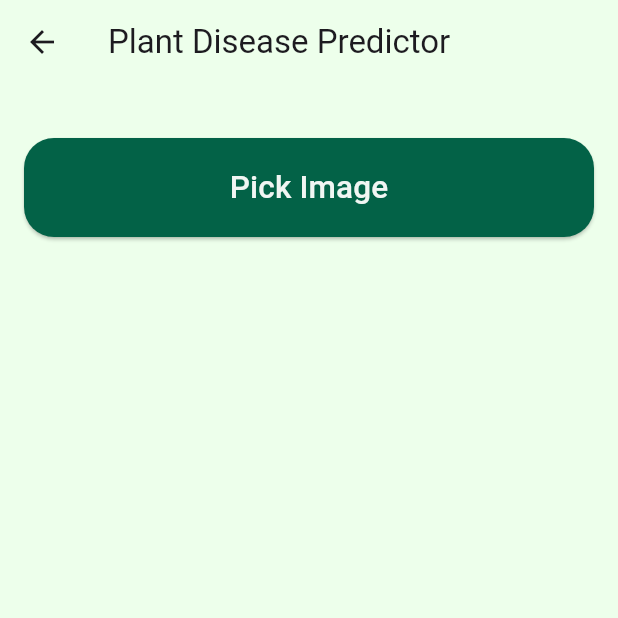
After one commit to Loujeen/balacona, a Flutter app: the DiseasePredictionPage screen opened by its route, after a tap on "Pick Image", on a phone screen of 412 x 824 dp, the top half of it. The commit adds this screen. Run offline on Flutter 3.47's test engine with Material 3 defaults, Android fonts, the phone set to English and light mode, and no system bars; our stand-ins replace cloud_firestore, easy_date_timeline, firebase_auth, firebase_core, flutter_screenutil, flutter_slidable and 6 more; accounts and stored records are empty.

Commit message:
Disease Detection Model Integration

```diff
--- /dev/null
+++ b/lib/disease_prediction_page.dart
@@ -0,0 +1,104 @@
+import 'dart:io';
+import 'package:flutter/material.dart';
+import 'package:http/http.dart' as http;
+import 'package:image_picker/image_picker.dart';
+import 'dart:convert';
+import 'package:testttt/App_Colors.dart';
+
+class DiseasePredictionPage extends StatefulWidget {
+  static const String routeName = 'DiseasePredictionScreen';
+  @override
+  _DiseasePredictionPageState createState() => _DiseasePredictionPageState();
+}
+
+class _DiseasePredictionPageState extends State<DiseasePredictionPage> {
+  File? _image;
+  String _result = '';
+  bool _loading = false;
+
+  Future<void> _pickImage() async {
+    final picker = ImagePicker();
+    final pickedFile = await picker.pickImage(source: ImageSource.gallery);
+
+    if (pickedFile != null) {
+      setState(() => _image = File(pickedFile.path));
+      await _uploadImage(File(pickedFile.path));
+    }
+  }
+
+  Future<void> _uploadImage(File imageFile) async {
+    setState(() {
+      _loading = true;
+      _result = '';
+    });
+
+    var request = http.MultipartRequest(
+      'POST',
+      Uri.parse('http://192.168.1.26:5000/predict')
+      , // Replace with your IP
+    );
+
+    request.files.add(await http.MultipartFile.fromPath('file', imageFile.path));
+
+    try {
+      var response = await request.send();
+      final res = await http.Response.fromStream(response);
+
+      if (res.statusCode == 200) {
+        final data = json.decode(res.body);
+        setState(() {
+          _result = 'Class: ${data['class']}, Confidence: ${data['confidence'].toStringAsFixed(2)}';
+        });
+      } else {
+        setState(() {
+          _result = 'Error: ${res.body}';
+        });
+      }
+    } catch (e) {
+      setState(() {
+        _result = 'Error sending request: $e';
+      });
+    } finally {
+      setState(() => _loading = false);
+    }
+  }
+
+  @override
+  Widget build(BuildContext context) {
+    return Scaffold(
+      backgroundColor: AppColors.primaryLightColor,
+      appBar: AppBar(title: Text("Plant Disease Predictor"),backgroundColor: AppColors.primaryLightColor,),
+      body: Center(
+        child: Padding(
+          padding: const EdgeInsets.all(16.0),
+          child: Column(
+            children: [
+              _image != null ? Image.file(_image!, height: 200) : Container(),
+              SizedBox(height: 20),
+              ElevatedButton(
+                style: ElevatedButton.styleFrom(
+                  padding: EdgeInsets.symmetric(vertical: 16),
+                  backgroundColor: AppColors.primaryDarkColor,
+                  minimumSize: Size(double.infinity, 66),
+                  shape: RoundedRectangleBorder(
+                    borderRadius: BorderRadius.circular(20),
+                  ),
+                ),
+                onPressed: () {
+                  _pickImage();
+                },
+                child: const Text(
+                  'Pick Image',
+                  style: TextStyle(
+                      fontSize: 21, color: AppColors.LightButtonColor),
+                ),
+              ),
+              SizedBox(height: 20),
+              _loading ? CircularProgressIndicator() : Center(child: Text(_result,style: TextStyle(fontSize: 30),)),
+            ],
+          ),
+        ),
+      ),
+    );
+  }
+}
--- a/lib/main.dart
+++ b/lib/main.dart
@@ -22,6 +22,7 @@ import 'Profile/edit_information.dart';
 import 'Profile/profileScreen.dart';
 import 'search_screen.dart';
 import 'screens/add_plant/plant_list_tab.dart';
+import 'disease_prediction_page.dart';
 
 void main() async{
   WidgetsFlutterBinding.ensureInitialized();
@@ -66,6 +67,7 @@ class MyApp extends StatelessWidget {
               PopularPlantScreen.routeName: (context) => PopularPlantScreen(),
               GameScreen.routeName: (context) => GameScreen(),
               TaskListTab.routeName: (context) => TaskListTab(),
+              DiseasePredictionPage.routeName:(context)=>DiseasePredictionPage()
             },
           );
         },
--- a/pubspec.yaml
+++ b/pubspec.yaml
@@ -28,10 +28,11 @@ environment:
 # the latest version available on pub.dev. To see which dependencies have newer
 # versions available, run `flutter pub outdated`.
 dependencies:
+  image_picker: ^1.1.0
+  http: ^0.13.6
   uuid: ^4.5.1
   geolocator: ^10.1.0
   geocoding: ^2.2.0
-  http: ^1.2.1
   flutter:
     sdk: flutter
   sqflite: ^2.3.0
```
Also changed, not shown: lib/Home_Screen/home_drawer.dart (+8 -3 lines), lib/choose_image_screen.dart (added, +70 -0 lines), lib/image_uploader.dart (added, +64 -0 lines), pubspec.lock, 6 other files.
